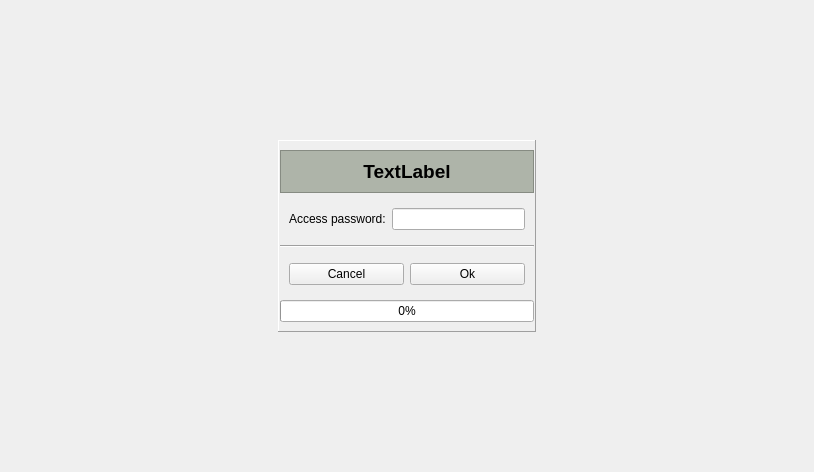
Before: the Qt Designer form resources/access.ui in lesca-research/piccel, drawn with Qt 5.
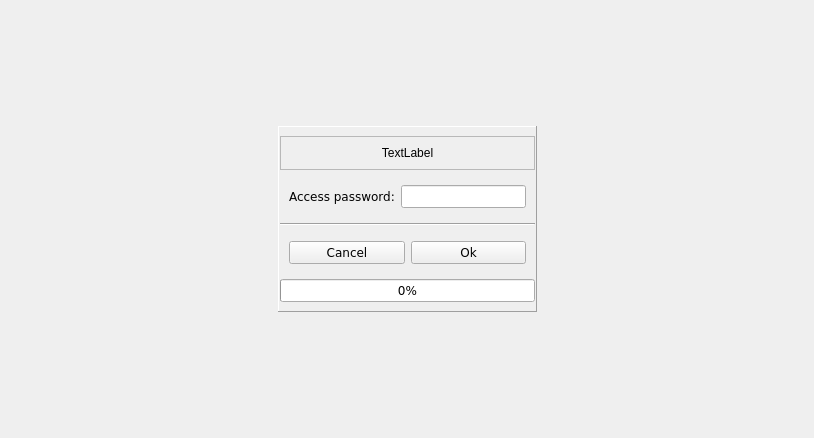
After: the same form once the commit is applied.

Commit message: Improve app style

The edit to the form file:
```diff
--- a/resources/access.ui
+++ b/resources/access.ui
@@ -7,7 +7,7 @@
     <x>0</x>
     <y>0</y>
     <width>814</width>
-    <height>472</height>
+    <height>438</height>
    </rect>
   </property>
   <property name="windowTitle">
@@ -68,16 +68,16 @@
           <number>1</number>
          </property>
          <item>
-          <widget class="QFrame" name="frame_5">
-           <property name="styleSheet">
-            <string notr="true">background-color: rgb(174, 180, 169);</string>
-           </property>
+          <widget class="QFrame" name="title_frame">
            <property name="frameShape">
             <enum>QFrame::StyledPanel</enum>
            </property>
            <property name="frameShadow">
             <enum>QFrame::Raised</enum>
            </property>
+           <property name="title" stdset="0">
+            <bool>true</bool>
+           </property>
            <layout class="QVBoxLayout" name="verticalLayout_3">
             <property name="leftMargin">
              <number>0</number>
@@ -90,13 +90,6 @@
             </property>
             <item>
              <widget class="QLabel" name="workbook_label">
-              <property name="font">
-               <font>
-                <pointsize>14</pointsize>
-                <weight>75</weight>
-                <bold>true</bold>
-               </font>
-              </property>
               <property name="autoFillBackground">
                <bool>false</bool>
               </property>
@@ -106,6 +99,9 @@
               <property name="alignment">
                <set>Qt::AlignCenter</set>
               </property>
+              <property name="title" stdset="0">
+               <bool>true</bool>
+              </property>
              </widget>
             </item>
            </layout>
@@ -122,6 +118,11 @@
            <layout class="QFormLayout" name="formLayout">
             <item row="0" column="0">
              <widget class="QLabel" name="label_2">
+              <property name="font">
+               <font>
+                <family>Verdana</family>
+               </font>
+              </property>
               <property name="text">
                <string>Access password:</string>
               </property>
@@ -129,6 +130,11 @@
             </item>
             <item row="0" column="1">
              <widget class="QLineEdit" name="access_password_field">
+              <property name="font">
+               <font>
+                <family>Verdana</family>
+               </font>
+              </property>
               <property name="echoMode">
                <enum>QLineEdit::Password</enum>
               </property>
@@ -155,6 +161,11 @@
            <layout class="QHBoxLayout" name="horizontalLayout_2">
             <item>
              <widget class="QPushButton" name="button_cancel">
+              <property name="font">
+               <font>
+                <family>Verdana</family>
+               </font>
+              </property>
               <property name="text">
                <string>Cancel</string>
               </property>
@@ -162,6 +173,11 @@
             </item>
             <item>
              <widget class="QPushButton" name="button_ok">
+              <property name="font">
+               <font>
+                <family>Verdana</family>
+               </font>
+              </property>
               <property name="text">
                <string>Ok</string>
               </property>
@@ -172,6 +188,11 @@
          </item>
          <item>
           <widget class="QProgressBar" name="progressBar">
+           <property name="font">
+            <font>
+             <family>Verdana</family>
+            </font>
+           </property>
            <property name="value">
             <number>0</number>
            </property>
```
The commit also changes 12 other files.
